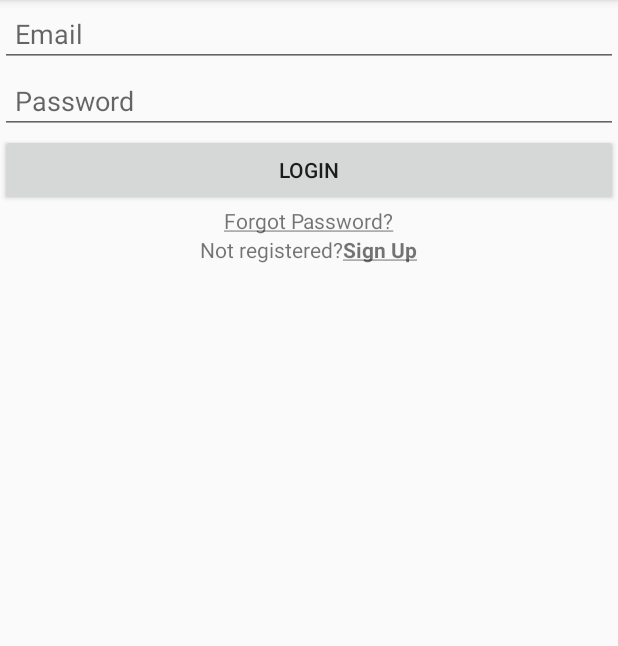
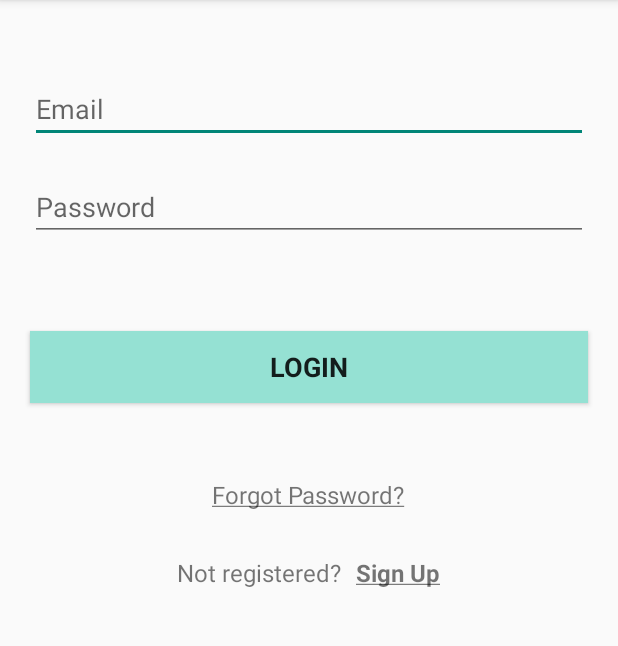
Before and after one commit to RamiAbuShaqra/Share-Rent, an Android app: the LoginActivity screen opened directly, with no data from a screen before it, on a phone screen of 412 x 824 dp, the part 84-730 px from its top. Run offline under Robolectric (Android 15) with nearby library versions, the phone set to English and light mode, and no system bars.

Commit message:
Update Login Activity

```diff
--- a/app/src/main/java/com/gmail/rami/abushaqra79/sharerent/LoginActivity.java
+++ b/app/src/main/java/com/gmail/rami/abushaqra79/sharerent/LoginActivity.java
@@ -2,13 +2,27 @@ package com.gmail.rami.abushaqra79.sharerent;
 
 import androidx.appcompat.app.AppCompatActivity;
 
+import android.content.Intent;
 import android.os.Bundle;
+import android.view.View;
+import android.widget.TextView;
 
 public class LoginActivity extends AppCompatActivity {
+
+    private TextView signUpPage;
 
     @Override
     protected void onCreate(Bundle savedInstanceState) {
         super.onCreate(savedInstanceState);
         setContentView(R.layout.activity_login);
+
+        signUpPage = findViewById(R.id.sign_up_page);
+        signUpPage.setOnClickListener(new View.OnClickListener() {
+            @Override
+            public void onClick(View v) {
+                Intent intent = new Intent(LoginActivity.this, SignupActivity.class);
+                startActivity(intent);
+            }
+        });
     }
 }
--- a/app/src/main/res/layout/activity_login.xml
+++ b/app/src/main/res/layout/activity_login.xml
@@ -7,27 +7,24 @@
     tools:context=".LoginActivity">
 
     <EditText
-        android:id="@+id/email"
+        android:id="@+id/registered_email"
         android:layout_width="match_parent"
         android:layout_height="wrap_content"
-        android:padding="10dp"
-        android:clickable="false"
-        android:cursorVisible="false"
-        android:focusable="false"
-        android:focusableInTouchMode="false"
+        android:layout_marginLeft="20dp"
+        android:layout_marginRight="20dp"
+        android:layout_marginBottom="20dp"
+        android:layout_marginTop="50dp"
         android:hint="@string/prompt_email"
         android:autofillHints="emailAddress"
         android:inputType="textEmailAddress" />
 
     <EditText
-        android:id="@+id/password"
+        android:id="@+id/registered_password"
         android:layout_width="match_parent"
         android:layout_height="wrap_content"
-        android:padding="10dp"
-        android:clickable="false"
-        android:cursorVisible="false"
-        android:focusable="false"
-        android:focusableInTouchMode="false"
+        android:layout_marginLeft="20dp"
+        android:layout_marginRight="20dp"
+        android:layout_marginBottom="20dp"
         android:hint="@string/prompt_password"
         android:autofillHints="password"
         android:inputType="textPassword" />
@@ -36,7 +33,14 @@
         android:id="@+id/login"
         android:layout_width="match_parent"
         android:layout_height="wrap_content"
-        android:padding="10dp"
+        android:layout_marginLeft="20dp"
+        android:layout_marginRight="20dp"
+        android:layout_marginBottom="20dp"
+        android:layout_marginTop="40dp"
+        android:background="@color/color_primary"
+        android:fontFamily="sans-serif"
+        android:textSize="18sp"
+        android:textStyle="bold"
         android:text="@string/action_login"/>
 
     <TextView
@@ -44,6 +48,10 @@
         android:layout_width="wrap_content"
         android:layout_height="wrap_content"
         android:layout_gravity="center"
+        android:layout_marginTop="30dp"
+        android:layout_marginBottom="30dp"
+        android:fontFamily="sans-serif"
+        android:textSize="16sp"
         android:text="@string/forget_password"/>
 
     <LinearLayout
@@ -55,6 +63,9 @@
         <TextView
             android:layout_width="wrap_content"
             android:layout_height="wrap_content"
+            android:layout_marginEnd="10dp"
+            android:fontFamily="sans-serif"
+            android:textSize="16sp"
             android:text="@string/not_registered"/>
 
         <TextView
@@ -62,6 +73,9 @@
             android:layout_width="wrap_content"
             android:layout_height="wrap_content"
             android:textStyle="bold"
+            android:background="?android:attr/selectableItemBackground"
+            android:fontFamily="sans-serif"
+            android:textSize="16sp"
             android:text="@string/sign_up"/>
 
     </LinearLayout>
```
